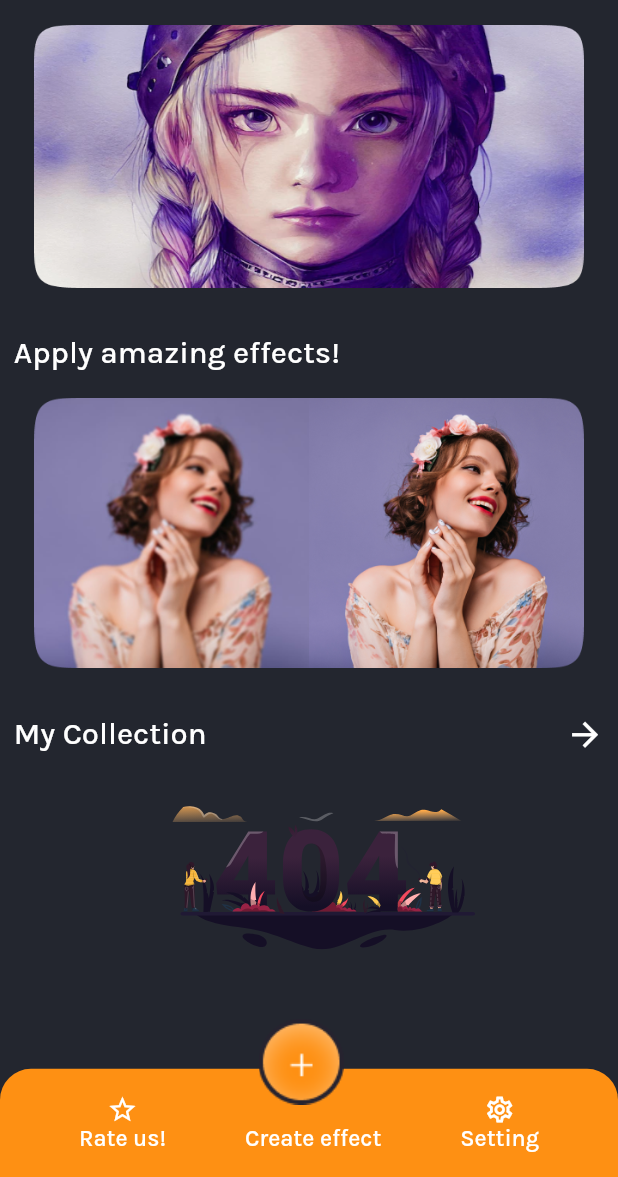
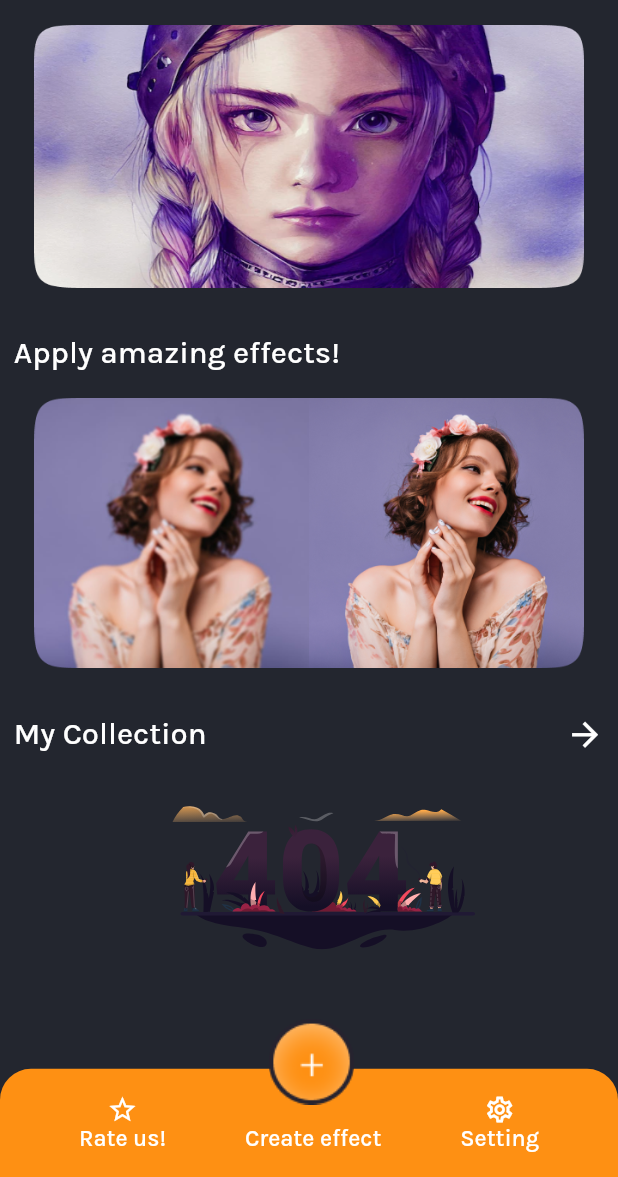
Before and after one commit to KhilanVitthani/toon, a Flutter app: the HomeView screen opened by its route, after a tap on the "arrow back" icon, on a phone screen of 412 x 824 dp, the part 59-1236 px from its top. Run offline on Flutter 3.47's test engine with Material 2 defaults, Android fonts, the phone set to English and light mode, and no system bars; drawn by our look-alikes of carousel_slider; our stand-ins replace cached_network_image, connectivity_plus, dio, flutter_svg, fluttertoast, get and 9 more; missing offline and left inert: flutter_share_me, yodo1mas; accounts and stored records are empty; project files that could hold a hidden picture were left out.

Commit message:
set Add Done.

```diff
--- a/lib/app/modules/Image_screen/controllers/image_screen_controller.dart
+++ b/lib/app/modules/Image_screen/controllers/image_screen_controller.dart
@@ -41,6 +41,7 @@ class ImageScreenController extends GetxController {
   RxBool isFromColorizer = false.obs;
   RxString saveImage = "".obs;
   RxBool isFromHome = false.obs;
+  RxBool isFromBack = false.obs;
   Map source = {ConnectivityResult.none: false};
   final ConnetctivityHelper connectivity = ConnetctivityHelper.instance;
   @override
@@ -76,7 +77,7 @@ class ImageScreenController extends GetxController {
         case Yodo1MAS.AD_EVENT_CLOSED:
           getIt<TimerService>().verifyTimer();
           SystemChrome.setEnabledSystemUIMode(SystemUiMode.edgeToEdge);
-          (isFromHome.isTrue)
+          (isFromBack.isTrue)
               ? Get.offAllNamed(Routes.MAIN_SCREEN)
               : Get.offAndToNamed(Routes.SHARE_FILE, arguments: {
                   ArgumentConstant.capuredImage: File(saveImage.value),
--- a/lib/app/modules/home/views/home_view.dart
+++ b/lib/app/modules/home/views/home_view.dart
@@ -296,7 +296,7 @@ class HomeView extends GetWidget<HomeController> {
         builder: (context) {
           return Container(
             color: appTheme.textGrayColor,
-            height: MySize.getHeight(100),
+            height: MySize.getHeight(150),
             width: double.infinity,
             child: Column(
               children: [
--- a/lib/app/modules/main_screen/views/main_screen_view.dart
+++ b/lib/app/modules/main_screen/views/main_screen_view.dart
@@ -157,8 +157,8 @@ class MainScreenView extends GetWidget<MainScreenController> {
                         padding: EdgeInsets.symmetric(
                             horizontal: MySize.getWidth(8)),
                         height: (MySize.isMini)
-                            ? MySize.getHeight(130)
-                            : MySize.getHeight(125),
+                            ? MySize.getHeight(112)
+                            : MySize.getHeight(130),
                         child: GridView.builder(
                           padding: EdgeInsets.only(bottom: 10),
                           itemCount: controller.myImage.length,
@@ -282,7 +282,7 @@ class MainScreenView extends GetWidget<MainScreenController> {
                   ),
                   Positioned(
                     bottom: MySize.getHeight(44),
-                    left: MySize.getWidth(145),
+                    left: MySize.getWidth(151),
                     child: GestureDetector(
                       onTap: () {
                         controller.check().then((intenet) {
--- a/lib/constants/sizeConstant.dart
+++ b/lib/constants/sizeConstant.dart
@@ -19,7 +19,7 @@ class MySize {
     screenWidth = _mediaQueryData.size.width;
     screenHeight = _mediaQueryData.size.height;
     print("ScreenHight ${screenHeight}");
-    isMini = _mediaQueryData.size.height < 750;
+    isMini = _mediaQueryData.size.height < 786;
     double _safeAreaWidth =
         _mediaQueryData.padding.left + _mediaQueryData.padding.right;
     double _safeAreaHeight =
```
Also changed, not shown: lib/app/modules/Image_screen/views/image_screen_view.dart (+9 -3 lines).
